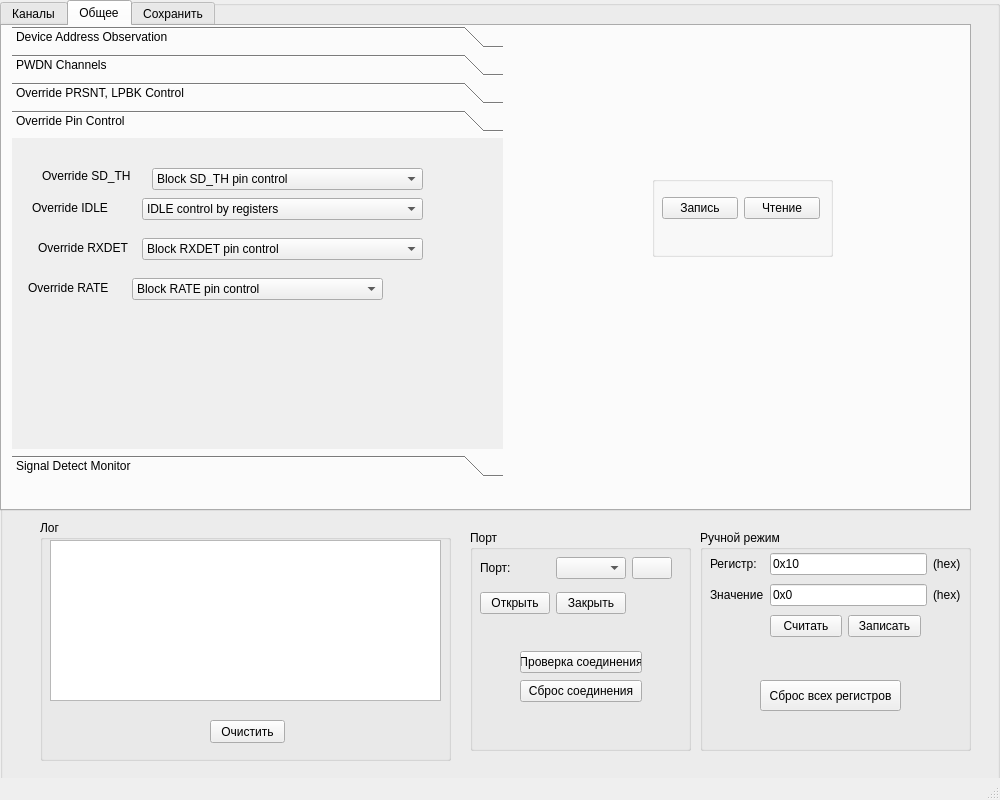
The window that EQ_gui/mw.ui (lolizz00/Equalizer) describes before a commit, drawn with Qt 5.
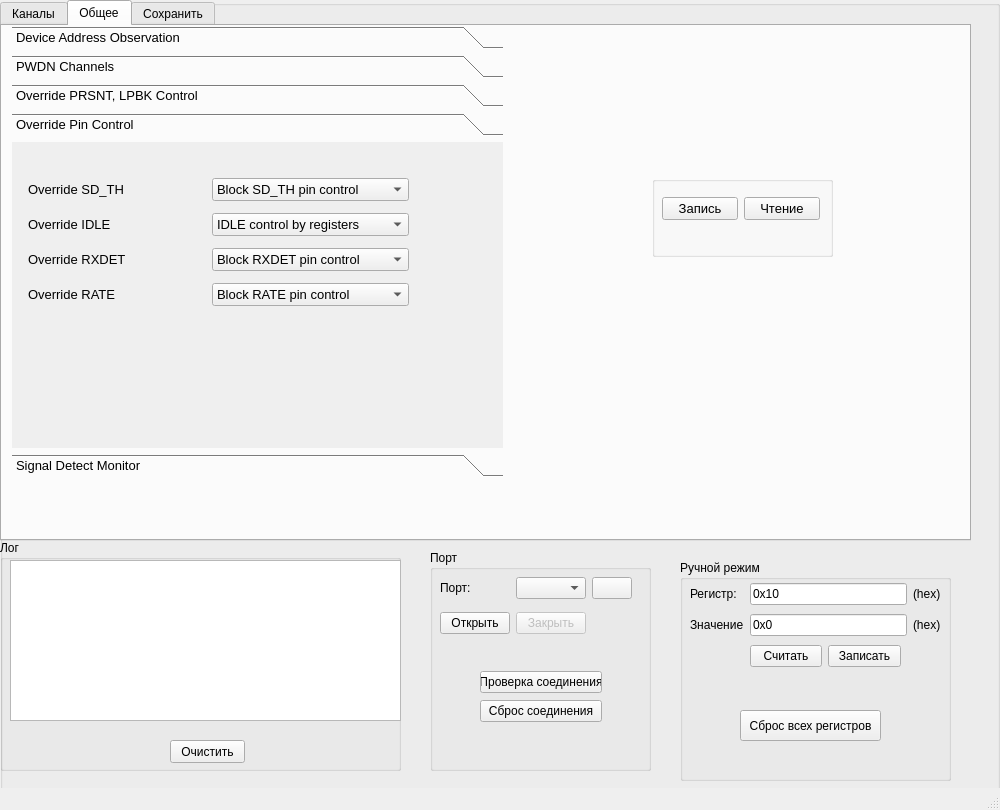
The same window after the commit. The open tabs and pages were chosen to show the change. Icons and pictures are not drawn.

What changed in the file:
```diff
--- a/EQ_gui/mw.ui
+++ b/EQ_gui/mw.ui
@@ -7,7 +7,7 @@
     <x>0</x>
     <y>0</y>
     <width>1000</width>
-    <height>800</height>
+    <height>810</height>
    </rect>
   </property>
   <property name="minimumSize">
@@ -19,7 +19,7 @@
   <property name="maximumSize">
    <size>
     <width>1000</width>
-    <height>800</height>
+    <height>810</height>
    </size>
   </property>
   <property name="windowTitle">
@@ -59,7 +59,7 @@
           <x>0</x>
           <y>0</y>
           <width>971</width>
-          <height>511</height>
+          <height>541</height>
          </rect>
         </property>
         <property name="currentIndex">
@@ -843,6 +843,11 @@
             <height>451</height>
            </rect>
           </property>
+          <property name="font">
+           <font>
+            <pointsize>10</pointsize>
+           </font>
+          </property>
           <property name="currentIndex">
            <number>0</number>
           </property>
@@ -1205,34 +1210,41 @@
             <rect>
              <x>0</x>
              <y>0</y>
-             <width>491</width>
-             <height>316</height>
+             <width>100</width>
+             <height>30</height>
             </rect>
            </property>
            <attribute name="label">
             <string>Override Pin Control</string>
            </attribute>
+           <widget class="QWidget" name="layoutWidget">
+            <property name="geometry">
+             <rect>
+              <x>16</x>
+              <y>30</y>
+              <width>381</width>
+              <height>141</height>
+             </rect>
+            </property>
+            <layout class="QGridLayout" name="gridLayout_11">
+             <item row="0" column="0" colspan="2">
            <widget class="QLabel" name="label_31">
-            <property name="geometry">
-             <rect>
-              <x>30</x>
-              <y>30</y>
-              <width>101</width>
-              <height>16</height>
-             </rect>
+               <property name="font">
+                <font>
+                 <pointsize>10</pointsize>
+                </font>
             </property>
             <property name="text">
              <string>Override SD_TH</string>
             </property>
            </widget>
+             </item>
+             <item row="0" column="2">
            <widget class="QComboBox" name="OSDTHcomboBox">
-            <property name="geometry">
-             <rect>
-              <x>140</x>
-              <y>30</y>
-              <width>271</width>
-              <height>22</height>
-             </rect>
+               <property name="font">
+                <font>
+                 <pointsize>10</pointsize>
+                </font>
             </property>
             <item>
              <property name="text">
@@ -1245,14 +1257,25 @@
              </property>
             </item>
            </widget>
+             </item>
+             <item row="1" column="0">
+              <widget class="QLabel" name="label_32">
+               <property name="font">
+                <font>
+                 <pointsize>10</pointsize>
+                </font>
+               </property>
+               <property name="text">
+                <string>Override IDLE</string>
+               </property>
+              </widget>
+             </item>
+             <item row="1" column="2">
            <widget class="QComboBox" name="OIDLEcomboBox">
-            <property name="geometry">
-             <rect>
-              <x>130</x>
-              <y>60</y>
-              <width>281</width>
-              <height>22</height>
-             </rect>
+               <property name="font">
+                <font>
+                 <pointsize>10</pointsize>
+                </font>
             </property>
             <item>
              <property name="text">
@@ -1265,27 +1288,25 @@
              </property>
             </item>
            </widget>
-           <widget class="QLabel" name="label_32">
-            <property name="geometry">
-             <rect>
-              <x>20</x>
-              <y>60</y>
-              <width>101</width>
-              <height>20</height>
-             </rect>
+             </item>
+             <item row="2" column="0">
+              <widget class="QLabel" name="label_33">
+               <property name="font">
+                <font>
+                 <pointsize>10</pointsize>
+                </font>
             </property>
             <property name="text">
-             <string>Override IDLE</string>
-            </property>
-           </widget>
+                <string>Override RXDET</string>
+               </property>
+              </widget>
+             </item>
+             <item row="2" column="2">
            <widget class="QComboBox" name="ORXDETcomboBox">
-            <property name="geometry">
-             <rect>
-              <x>130</x>
-              <y>100</y>
-              <width>281</width>
-              <height>22</height>
-             </rect>
+               <property name="font">
+                <font>
+                 <pointsize>10</pointsize>
+                </font>
             </property>
             <item>
              <property name="text">
@@ -1298,27 +1319,25 @@
              </property>
             </item>
            </widget>
-           <widget class="QLabel" name="label_33">
-            <property name="geometry">
-             <rect>
-              <x>26</x>
-              <y>100</y>
-              <width>91</width>
-              <height>20</height>
-             </rect>
+             </item>
+             <item row="3" column="0">
+              <widget class="QLabel" name="label_34">
+               <property name="font">
+                <font>
+                 <pointsize>10</pointsize>
+                </font>
             </property>
             <property name="text">
-             <string>Override RXDET</string>
-            </property>
-           </widget>
+                <string>Override RATE</string>
+               </property>
+              </widget>
+             </item>
+             <item row="3" column="2">
            <widget class="QComboBox" name="ORATEcomboBox">
-            <property name="geometry">
-             <rect>
-              <x>120</x>
-              <y>140</y>
-              <width>251</width>
-              <height>22</height>
-             </rect>
+               <property name="font">
+                <font>
+                 <pointsize>10</pointsize>
+                </font>
             </property>
             <item>
              <property name="text">
@@ -1331,18 +1350,8 @@
              </property>
             </item>
            </widget>
-           <widget class="QLabel" name="label_34">
-            <property name="geometry">
-             <rect>
-              <x>16</x>
-              <y>140</y>
-              <width>91</width>
-              <height>20</height>
-             </rect>
-            </property>
-            <property name="text">
-             <string>Override RATE</string>
-            </property>
+             </item>
+            </layout>
            </widget>
           </widget>
           <widget class="QWidget" name="page_11">
@@ -1525,18 +1534,23 @@
           <property name="title">
            <string/>
           </property>
-          <widget class="QWidget" name="">
+          <widget class="QWidget" name="layoutWidget">
            <property name="geometry">
             <rect>
              <x>10</x>
              <y>20</y>
              <width>158</width>
-             <height>25</height>
+             <height>26</height>
             </rect>
            </property>
            <layout class="QHBoxLayout" name="horizontalLayout">
             <item>
              <widget class="QPushButton" name="writeGenPushButton">
+              <property name="font">
+               <font>
+                <pointsize>10</pointsize>
+               </font>
+              </property>
               <property name="text">
                <string>Запись</string>
               </property>
@@ -1544,6 +1558,11 @@
             </item>
             <item>
              <widget class="QPushButton" name="readGenPushButton">
+              <property name="font">
+               <font>
+                <pointsize>10</pointsize>
+               </font>
+              </property>
               <property name="text">
                <string>Чтение</string>
               </property>
@@ -1706,10 +1725,10 @@
        <widget class="QGroupBox" name="groupBox_4">
         <property name="geometry">
          <rect>
-          <x>40</x>
-          <y>520</y>
-          <width>411</width>
-          <height>241</height>
+          <x>0</x>
+          <y>540</y>
+          <width>401</width>
+          <height>231</height>
          </rect>
         </property>
         <property name="title">
@@ -1742,8 +1761,8 @@
        <widget class="QGroupBox" name="groupBox_2">
         <property name="geometry">
          <rect>
-          <x>470</x>
-          <y>530</y>
+          <x>430</x>
+          <y>550</y>
           <width>221</width>
           <height>221</height>
          </rect>
@@ -1791,6 +1810,9 @@
           </item>
           <item row="1" column="1">
            <widget class="QPushButton" name="closePortPushButton">
+            <property name="enabled">
+             <bool>false</bool>
+            </property>
             <property name="text">
              <string>Закрыть</string>
             </property>
@@ -1828,8 +1850,8 @@
        <widget class="QGroupBox" name="groupBox_3">
         <property name="geometry">
          <rect>
-          <x>700</x>
-          <y>530</y>
+          <x>680</x>
+          <y>560</y>
           <width>271</width>
           <height>221</height>
          </rect>
```
Left out of the diff: 471 changed lines with no effect on the pictures. Lines whose indentation alone changed are shown as unchanged.
